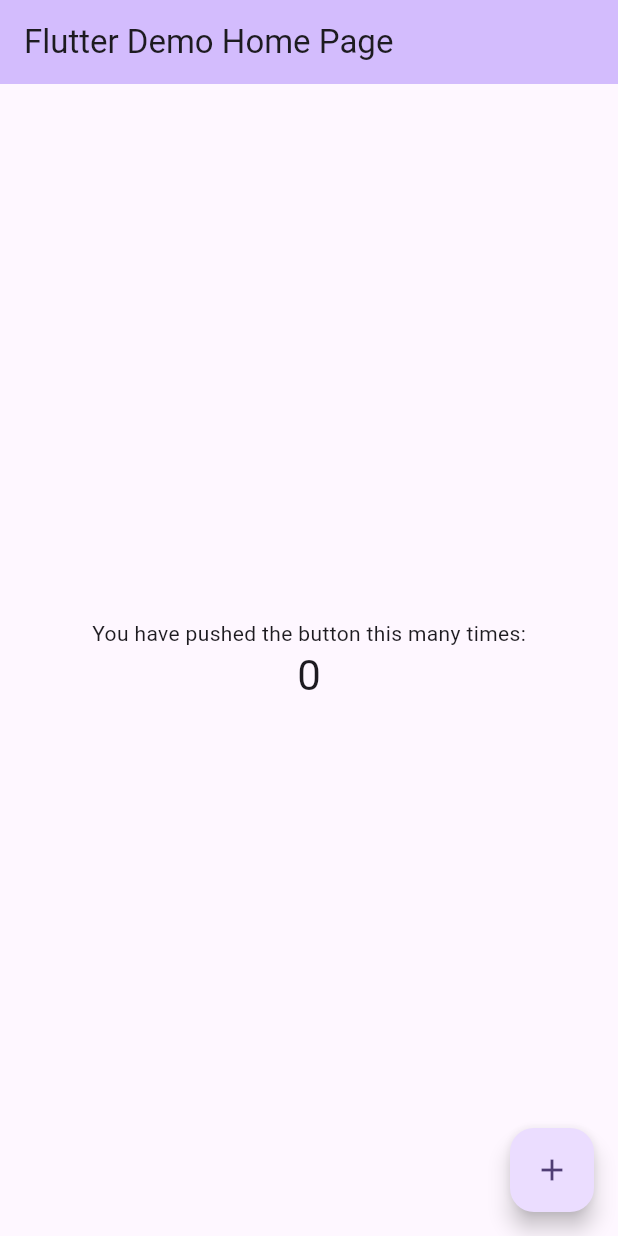
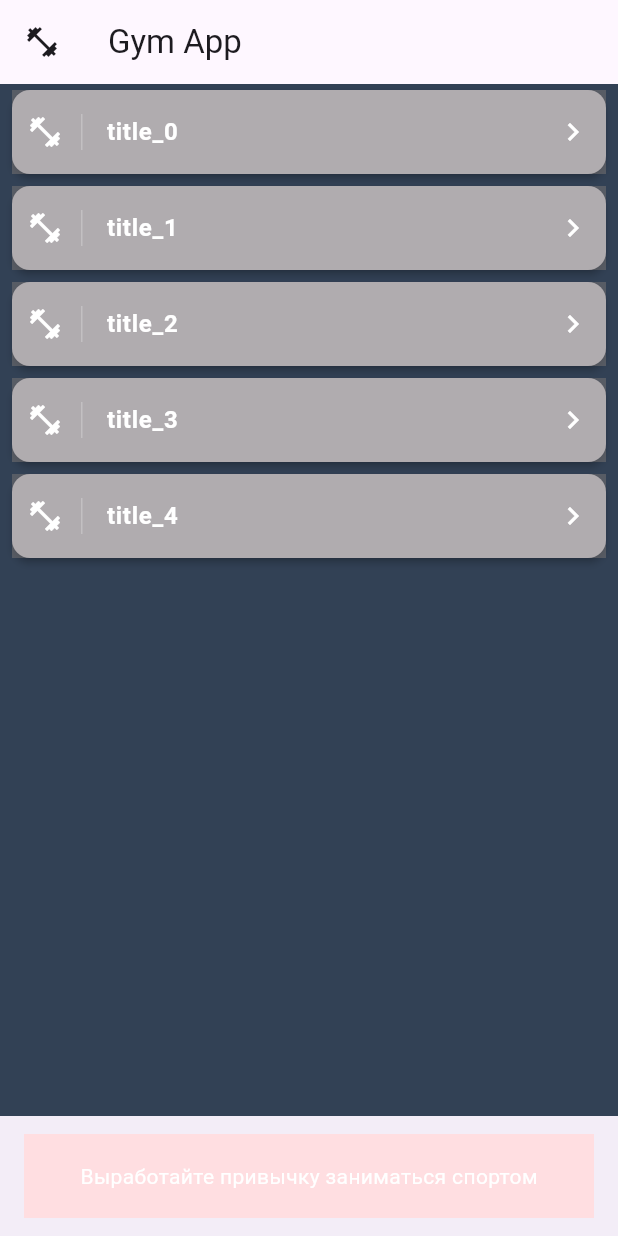
Before and after one commit to Koderkup/gym, a Flutter app: the screen it shows after launch, on a phone screen of 412 x 824 dp. Run offline on Flutter 3.47's test engine with Material 3 defaults, Android fonts, the phone set to English and light mode, and no system bars.

Commit message:
first commit

```diff
--- /dev/null
+++ b/lib/domain/workout.dart
@@ -0,0 +1,13 @@
+class Workout {
+  String title;
+  String author;
+  String description;
+  String level;
+
+  Workout(
+      {required this.title,
+      required this.author,
+      required this.description,
+      required this.level});
+
+}
--- a/lib/main.dart
+++ b/lib/main.dart
@@ -1,125 +1,112 @@
 import 'package:flutter/material.dart';
+import 'domain/workout.dart';
 
-void main() {
-  runApp(const MyApp());
-}
+void main() => runApp(GymApp());
 
-class MyApp extends StatelessWidget {
-  const MyApp({super.key});
-
-  // This widget is the root of your application.
+class GymApp extends StatelessWidget {
   @override
   Widget build(BuildContext context) {
     return MaterialApp(
-      title: 'Flutter Demo',
+      title: 'Gym App',
       theme: ThemeData(
-        // This is the theme of your application.
-        //
-        // TRY THIS: Try running your application with "flutter run". You'll see
-        // the application has a purple toolbar. Then, without quitting the app,
-        // try changing the seedColor in the colorScheme below to Colors.green
-        // and then invoke "hot reload" (save your changes or press the "hot
-        // reload" button in a Flutter-supported IDE, or press "r" if you used
-        // the command line to start the app).
-        //
-        // Notice that the counter didn't reset back to zero; the application
-        // state is not lost during the reload. To reset the state, use hot
-        // restart instead.
-        //
-        // This works for code too, not just values: Most code changes can be
-        // tested with just a hot reload.
-        colorScheme: ColorScheme.fromSeed(seedColor: Colors.deepPurple),
-        useMaterial3: true,
-      ),
-      home: const MyHomePage(title: 'Flutter Demo Home Page'),
+          primaryColor: Color.fromRGBO(50, 65, 85, 1),
+          textTheme: TextTheme(subtitle1: TextStyle(color: Colors.white))),
+      home: HomePage(),
     );
   }
 }
 
-class MyHomePage extends StatefulWidget {
-  const MyHomePage({super.key, required this.title});
-
-  // This widget is the home page of your application. It is stateful, meaning
-  // that it has a State object (defined below) that contains fields that affect
-  // how it looks.
-
-  // This class is the configuration for the state. It holds the values (in this
-  // case the title) provided by the parent (in this case the App widget) and
-  // used by the build method of the State. Fields in a Widget subclass are
-  // always marked "final".
-
-  final String title;
-
-  @override
-  State<MyHomePage> createState() => _MyHomePageState();
-}
-
-class _MyHomePageState extends State<MyHomePage> {
-  int _counter = 0;
-
-  void _incrementCounter() {
-    setState(() {
-      // This call to setState tells the Flutter framework that something has
-      // changed in this State, which causes it to rerun the build method below
-      // so that the display can reflect the updated values. If we changed
-      // _counter without calling setState(), then the build method would not be
-      // called again, and so nothing would appear to happen.
-      _counter++;
-    });
-  }
+class HomePage extends StatelessWidget {
+  const HomePage({super.key});
 
   @override
   Widget build(BuildContext context) {
-    // This method is rerun every time setState is called, for instance as done
-    // by the _incrementCounter method above.
-    //
-    // The Flutter framework has been optimized to make rerunning build methods
-    // fast, so that you can just rebuild anything that needs updating rather
-    // than having to individually change instances of widgets.
-    return Scaffold(
-      appBar: AppBar(
-        // TRY THIS: Try changing the color here to a specific color (to
-        // Colors.amber, perhaps?) and trigger a hot reload to see the AppBar
-        // change color while the other colors stay the same.
-        backgroundColor: Theme.of(context).colorScheme.inversePrimary,
-        // Here we take the value from the MyHomePage object that was created by
-        // the App.build method, and use it to set our appbar title.
-        title: Text(widget.title),
-      ),
-      body: Center(
-        // Center is a layout widget. It takes a single child and positions it
-        // in the middle of the parent.
-        child: Column(
-          // Column is also a layout widget. It takes a list of children and
-          // arranges them vertically. By default, it sizes itself to fit its
-          // children horizontally, and tries to be as tall as its parent.
-          //
-          // Column has various properties to control how it sizes itself and
-          // how it positions its children. Here we use mainAxisAlignment to
-          // center the children vertically; the main axis here is the vertical
-          // axis because Columns are vertical (the cross axis would be
-          // horizontal).
-          //
-          // TRY THIS: Invoke "debug painting" (choose the "Toggle Debug Paint"
-          // action in the IDE, or press "p" in the console), to see the
-          // wireframe for each widget.
-          mainAxisAlignment: MainAxisAlignment.center,
-          children: <Widget>[
-            const Text(
-              'You have pushed the button this many times:',
+    return Container(
+      child: Scaffold(
+        backgroundColor: Theme.of(context).primaryColor,
+        appBar: AppBar(
+          title: Text('Gym App'),
+          leading: Icon(
+            Icons.fitness_center,
+          ),
+        ),
+        body: WorkoutsList(),
+        bottomNavigationBar: BottomAppBar(
+          child: Container(
+            height: 30,
+            color: Color.fromRGBO(255, 222, 225, 228),
+            child: Center(
+              child: Text(
+                'Выработайте привычку заниматься спортом',
+                style: TextStyle(color: Colors.white),
+              ),
             ),
-            Text(
-              '$_counter',
-              style: Theme.of(context).textTheme.headlineMedium,
-            ),
-          ],
+          ),
         ),
       ),
-      floatingActionButton: FloatingActionButton(
-        onPressed: _incrementCounter,
-        tooltip: 'Increment',
-        child: const Icon(Icons.add),
-      ), // This trailing comma makes auto-formatting nicer for build methods.
     );
   }
 }
+
+class WorkoutsList extends StatelessWidget {
+  WorkoutsList({super.key});
+
+  final workouts = <Workout>[
+    Workout(
+        title: 'title_0',
+        author: 'author_0',
+        description: 'description_0',
+        level: 'level_0'),
+    Workout(
+        title: 'title_1',
+        author: 'author_1',
+        description: 'description1',
+        level: 'level_1'),
+    Workout(
+        title: 'title_2',
+        author: 'author_2',
+        description: 'description_2',
+        level: 'level_2'),
+    Workout(
+        title: 'title_3',
+        author: 'author_3',
+        description: 'description_3',
+        level: 'level_3'),
+    Workout(
+        title: 'title_4',
+        author: 'author_4',
+        description: 'description_4',
+        level: 'level_4')
+  ];
+  @override
+  Widget build(BuildContext context) {
+    return Container(
+      child: Container(
+        child: ListView.builder(
+          itemCount: workouts.length,
+          itemBuilder: (context, index) {
+            return Card(
+              elevation: 2.0,
+              margin: EdgeInsets.symmetric(horizontal: 8, vertical: 4),
+              child: Container(
+                decoration: BoxDecoration(color: Color.fromARGB(140, 118, 114, 114)),
+                child: ListTile(
+                  contentPadding: EdgeInsets.symmetric(horizontal: 10),
+                  leading: Container(
+                    padding: EdgeInsets.only(right: 12.0),
+                    child: Icon(Icons.fitness_center, color: Colors.white),
+                    decoration: BoxDecoration(
+                      border: Border(right: BorderSide(width: 1.0, color: Colors.white24) )
+                    ),
+                  ),
+                  title: Text(workouts[index].title, style: TextStyle(color: Theme.of(context).textTheme.subtitle1?.color ?? Colors.black, fontWeight: FontWeight.bold),),
+                  trailing: Icon(Icons.keyboard_arrow_right, color: Colors.white),
+                  ),
+              ),
+            );
+          },
+        ),
+      ),
+    );
+  }
+}
```
